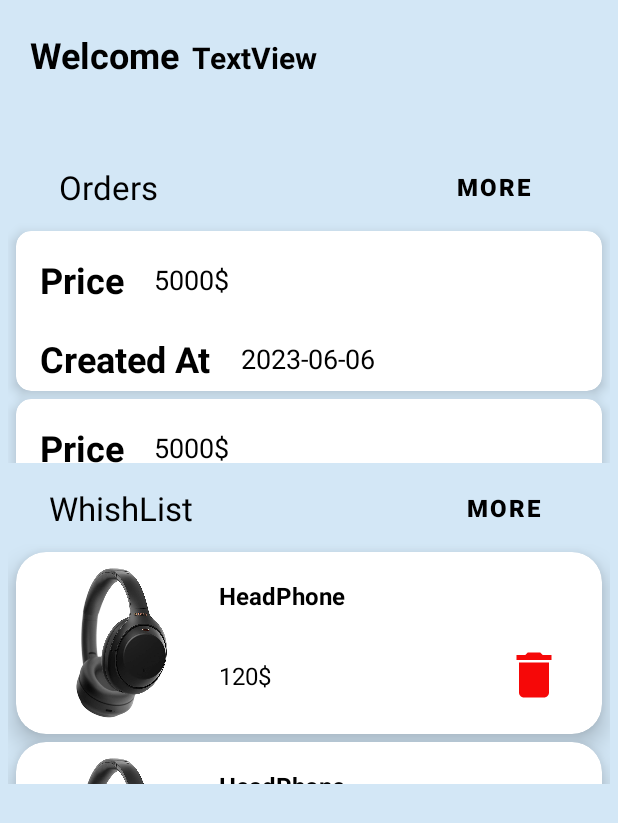
After one commit to AhmedEhab125/Shopify, an Android app: the fragment PersonalFragment shown on its own in the app's theme, on a phone screen of 412 x 824 dp. The commit adds this screen. Shown: the top 823 px of the screen. Run offline under Robolectric (Android 15) with nearby library versions, the phone set to English and light mode, and no system bars.

Commit message:
personal screen finished

```diff
--- /dev/null
+++ b/app/src/main/java/com/example/shopify/personal/view/OrdersAdapter.kt
@@ -0,0 +1,26 @@
+package com.example.shopify.personal.view
+
+import android.view.LayoutInflater
+import android.view.ViewGroup
+import androidx.recyclerview.widget.RecyclerView
+import com.example.shopify.databinding.ItemImgeBinding
+import com.example.shopify.databinding.OrderCardBinding
+import java.time.LocalDate
+import java.util.*
+
+class OrdersAdapter(var orderList: List<String>):RecyclerView.Adapter<OrdersAdapter.OrderViewHolder>() {
+    override fun onCreateViewHolder(parent: ViewGroup, viewType: Int): OrderViewHolder {
+        val binding = OrderCardBinding.inflate( LayoutInflater.from(parent.context),parent,false)
+        return OrderViewHolder(binding)
+    }
+
+    override fun getItemCount(): Int {
+        return 2
+    }
+
+    override fun onBindViewHolder(holder: OrderViewHolder, position: Int) {
+        holder.orderBinding.orderPrice.text = "5000$"
+        holder.orderBinding.orderCreated.text = LocalDate.now().toString()
+    }
+    inner class OrderViewHolder(var orderBinding: OrderCardBinding) : RecyclerView.ViewHolder(orderBinding.root)
+}
--- /dev/null
+++ b/app/src/main/java/com/example/shopify/personal/view/PersonalFragment.kt
@@ -0,0 +1,41 @@
+package com.example.shopify.personal.view
+
+import android.os.Bundle
+import androidx.fragment.app.Fragment
+import android.view.LayoutInflater
+import android.view.View
+import android.view.ViewGroup
+import androidx.recyclerview.widget.LinearLayoutManager
+import com.example.shopify.databinding.FragmentPersonalBinding
+
+
+class PersonalFragment : Fragment() {
+    private lateinit var personalBinding: FragmentPersonalBinding
+    private lateinit var ordersAdapter: OrdersAdapter
+    private lateinit var wishListAdapter: WishListAdapter
+    override fun onCreateView(
+        inflater: LayoutInflater, container: ViewGroup?,
+        savedInstanceState: Bundle?
+    ): View? {
+        personalBinding = FragmentPersonalBinding.inflate(inflater)
+        ordersAdapter = OrdersAdapter(listOf())
+        wishListAdapter = WishListAdapter(listOf())
+        return personalBinding.root
+    }
+
+    override fun onViewCreated(view: View, savedInstanceState: Bundle?) {
+        super.onViewCreated(view, savedInstanceState)
+        personalBinding.orderRV.adapter = ordersAdapter
+        personalBinding.orderRV.layoutManager = LinearLayoutManager(requireContext())
+        personalBinding.whishListRV.adapter = wishListAdapter
+        personalBinding.whishListRV.layoutManager = LinearLayoutManager(requireContext())
+        personalBinding.orderMore.setOnClickListener {
+            print("more of orders")
+        }
+        personalBinding.whishListMore.setOnClickListener {
+            print("more of WishList")
+        }
+    }
+
+
+}
--- /dev/null
+++ b/app/src/main/java/com/example/shopify/personal/view/WishListAdapter.kt
@@ -0,0 +1,27 @@
+package com.example.shopify.personal.view
+
+import android.view.LayoutInflater
+import android.view.ViewGroup
+import androidx.recyclerview.widget.RecyclerView
+import com.example.shopify.R
+import com.example.shopify.databinding.FavCardBinding
+
+class WishListAdapter (var wishList: List<String>): RecyclerView.Adapter<WishListAdapter.WishViewHolder>() {
+
+    override fun onCreateViewHolder(parent: ViewGroup, viewType: Int): WishViewHolder {
+        val binding = FavCardBinding.inflate(LayoutInflater.from(parent.context), parent, false)
+        return WishViewHolder(binding)
+    }
+
+    override fun getItemCount(): Int {
+        return 2
+    }
+
+    override fun onBindViewHolder(holder: WishViewHolder, position: Int) {
+        holder.binding.favImg.setImageResource(R.drawable.headphone)
+        holder.binding.favProductName.text = "HeadPhone"
+        holder.binding.favProductPrice.text = "120$"
+    }
+
+    inner class WishViewHolder(var binding: FavCardBinding) : RecyclerView.ViewHolder(binding.root)
+}
--- /dev/null
+++ b/app/src/main/res/layout/fragment_personal.xml
@@ -0,0 +1,122 @@
+<?xml version="1.0" encoding="utf-8"?>
+<androidx.constraintlayout.widget.ConstraintLayout xmlns:android="http://schemas.android.com/apk/res/android"
+    xmlns:app="http://schemas.android.com/apk/res-auto"
+    xmlns:tools="http://schemas.android.com/tools"
+    android:layout_width="match_parent"
+    android:layout_height="match_parent"
+    android:background="#D3E7F6"
+    tools:context=".personal.view.PersonalFragment">
+
+    <Button
+        android:id="@+id/whishListMore"
+        android:layout_width="wrap_content"
+        android:layout_height="wrap_content"
+        android:layout_marginStart="140dp"
+        android:layout_marginEnd="10dp"
+        android:background="#00FFFFFF"
+        android:backgroundTint="#00D11D1D"
+        android:text="@string/more"
+        android:textColor="#000000"
+        android:textSize="16sp"
+        android:textStyle="bold"
+        app:layout_constraintBottom_toBottomOf="@+id/textView7"
+        app:layout_constraintEnd_toEndOf="parent"
+        app:layout_constraintStart_toEndOf="@+id/textView7"
+        app:layout_constraintTop_toTopOf="@+id/textView7"
+        app:rippleColor="#00000000" />
+
+    <TextView
+        android:id="@+id/textView7"
+        android:layout_width="wrap_content"
+        android:layout_height="wrap_content"
+        android:layout_marginStart="10dp"
+        android:layout_marginTop="15dp"
+        android:text="@string/whishList"
+        android:textColor="#000000"
+        android:textSize="22sp"
+        app:layout_constraintEnd_toStartOf="@+id/whishListMore"
+        app:layout_constraintStart_toStartOf="parent"
+        app:layout_constraintTop_toBottomOf="@+id/orderRV" />
+
+    <TextView
+        android:id="@+id/textView3"
+        android:layout_width="wrap_content"
+        android:layout_height="wrap_content"
+        android:layout_marginStart="20dp"
+        android:layout_marginTop="20dp"
+        android:text="@string/welcome"
+        android:textColor="#000000"
+        android:textSize="24sp"
+        android:textStyle="bold"
+        app:layout_constraintStart_toStartOf="parent"
+        app:layout_constraintTop_toTopOf="parent" />
+
+    <TextView
+        android:id="@+id/userName"
+        android:layout_width="0dp"
+        android:layout_height="wrap_content"
+        android:layout_marginStart="8dp"
+        android:layout_marginTop="3dp"
+        android:layout_marginEnd="10dp"
+        android:text="TextView"
+        android:textColor="#000000"
+        android:textSize="20sp"
+        android:textStyle="bold"
+        app:layout_constraintBottom_toBottomOf="@+id/textView3"
+        app:layout_constraintEnd_toEndOf="parent"
+        app:layout_constraintStart_toEndOf="@+id/textView3"
+        app:layout_constraintTop_toTopOf="@+id/textView3" />
+
+    <TextView
+        android:id="@+id/textView5"
+        android:layout_width="wrap_content"
+        android:layout_height="wrap_content"
+        android:layout_marginStart="10dp"
+        android:layout_marginTop="57dp"
+        android:layout_marginEnd="60dp"
+        android:text="@string/orders"
+        android:textColor="#000000"
+        android:textSize="22sp"
+        app:layout_constraintEnd_toStartOf="@+id/orderMore"
+        app:layout_constraintStart_toStartOf="parent"
+        app:layout_constraintTop_toBottomOf="@+id/textView3" />
+
+    <Button
+        android:id="@+id/orderMore"
+        android:layout_width="wrap_content"
+        android:layout_height="wrap_content"
+        android:layout_marginStart="90dp"
+        android:layout_marginEnd="10dp"
+        android:background="#00FFFFFF"
+        android:backgroundTint="#00D11D1D"
+        android:text="@string/more"
+        android:textColor="#000000"
+        android:textSize="16sp"
+        android:textStyle="bold"
+        app:layout_constraintBottom_toBottomOf="@+id/textView5"
+        app:layout_constraintEnd_toEndOf="parent"
+        app:layout_constraintStart_toEndOf="@+id/textView5"
+        app:layout_constraintTop_toTopOf="@+id/textView5"
+        app:rippleColor="#00000000" />
+
+    <androidx.recyclerview.widget.RecyclerView
+        android:id="@+id/orderRV"
+        android:layout_width="match_parent"
+        android:layout_height="160dp"
+        android:layout_marginStart="5dp"
+        android:layout_marginEnd="5dp"
+        app:layout_constraintEnd_toEndOf="parent"
+        app:layout_constraintStart_toStartOf="parent"
+        app:layout_constraintTop_toBottomOf="@+id/orderMore" />
+
+    <androidx.recyclerview.widget.RecyclerView
+        android:id="@+id/whishListRV"
+        android:layout_width="match_parent"
+        android:layout_height="160dp"
+        android:layout_marginStart="5dp"
+        android:layout_marginEnd="5dp"
+        app:layout_constraintEnd_toEndOf="parent"
+        app:layout_constraintStart_toStartOf="parent"
+        app:layout_constraintTop_toBottomOf="@+id/whishListMore" />
+
+</androidx.constraintlayout.widget.ConstraintLayout>
--- /dev/null
+++ b/app/src/main/res/layout/order_card.xml
@@ -0,0 +1,69 @@
+<?xml version="1.0" encoding="utf-8"?>
+<androidx.cardview.widget.CardView xmlns:android="http://schemas.android.com/apk/res/android"
+    xmlns:app="http://schemas.android.com/apk/res-auto"
+    xmlns:tools="http://schemas.android.com/tools"
+    android:layout_width="match_parent"
+    android:layout_height="wrap_content"
+    android:layout_marginStart="5dp"
+    android:layout_marginTop="5dp"
+    android:layout_marginEnd="5dp"
+    app:cardCornerRadius="10dp"
+    app:cardElevation="5dp">
+
+    <androidx.constraintlayout.widget.ConstraintLayout
+        android:layout_width="match_parent"
+        android:layout_height="match_parent">
+
+        <TextView
+            android:id="@+id/textView4"
+            android:layout_width="wrap_content"
+            android:layout_height="wrap_content"
+            android:layout_marginStart="16dp"
+            android:layout_marginTop="16dp"
+            android:text="@string/price"
+            android:textColor="#000000"
+            android:textSize="24sp"
+            android:textStyle="bold"
+            app:layout_constraintStart_toStartOf="parent"
+            app:layout_constraintTop_toTopOf="parent" />
+
+        <TextView
+            android:id="@+id/textView8"
+            android:layout_width="wrap_content"
+            android:layout_height="wrap_content"
+            android:layout_marginStart="16dp"
+            android:layout_marginTop="20dp"
+            android:layout_marginBottom="5dp"
+            android:text="@string/createdAt"
+            android:textColor="#000000"
+            android:textSize="24sp"
+            android:textStyle="bold"
+            app:layout_constraintBottom_toBottomOf="parent"
+            app:layout_constraintStart_toStartOf="parent"
+            app:layout_constraintTop_toBottomOf="@+id/textView4" />
+
+        <TextView
+            android:id="@+id/orderPrice"
+            android:layout_width="wrap_content"
+            android:layout_height="wrap_content"
+            android:layout_marginStart="20dp"
+            android:text="TextView"
+            android:textColor="#000000"
+            android:textSize="18sp"
+            app:layout_constraintBottom_toBottomOf="@+id/textView4"
+            app:layout_constraintStart_toEndOf="@+id/textView4"
+            app:layout_constraintTop_toTopOf="@+id/textView4" />
+
+        <TextView
+            android:id="@+id/orderCreated"
+            android:layout_width="wrap_content"
+            android:layout_height="wrap_content"
+            android:layout_marginStart="20dp"
+            android:text="TextView"
+            android:textColor="#000000"
+            android:textSize="18sp"
+            app:layout_constraintBottom_toBottomOf="@+id/textView8"
+            app:layout_constraintStart_toEndOf="@+id/textView8"
+            app:layout_constraintTop_toTopOf="@+id/textView8" />
+    </androidx.constraintlayout.widget.ConstraintLayout>
+</androidx.cardview.widget.CardView>
--- /dev/null
+++ b/app/src/main/res/layout/whishlist_card.xml
@@ -0,0 +1,6 @@
+<?xml version="1.0" encoding="utf-8"?>
+<androidx.constraintlayout.widget.ConstraintLayout xmlns:android="http://schemas.android.com/apk/res/android"
+    android:layout_width="match_parent"
+    android:layout_height="match_parent">
+
+</androidx.constraintlayout.widget.ConstraintLayout>
--- a/app/src/main/res/values/strings.xml
+++ b/app/src/main/res/values/strings.xml
@@ -6,4 +6,10 @@
     <string name="brand">Brands</string>
     <string name="cartButton">Proceed To Checkout</string>
     <string name="total">Total Cost:</string>
+    <string name="welcome">Welcome</string>
+    <string name="orders">Orders</string>
+    <string name="more">More</string>
+    <string name="whishList">WhishList</string>
+    <string name="price">Price</string>
+    <string name="createdAt">Created At</string>
 </resources>
```
